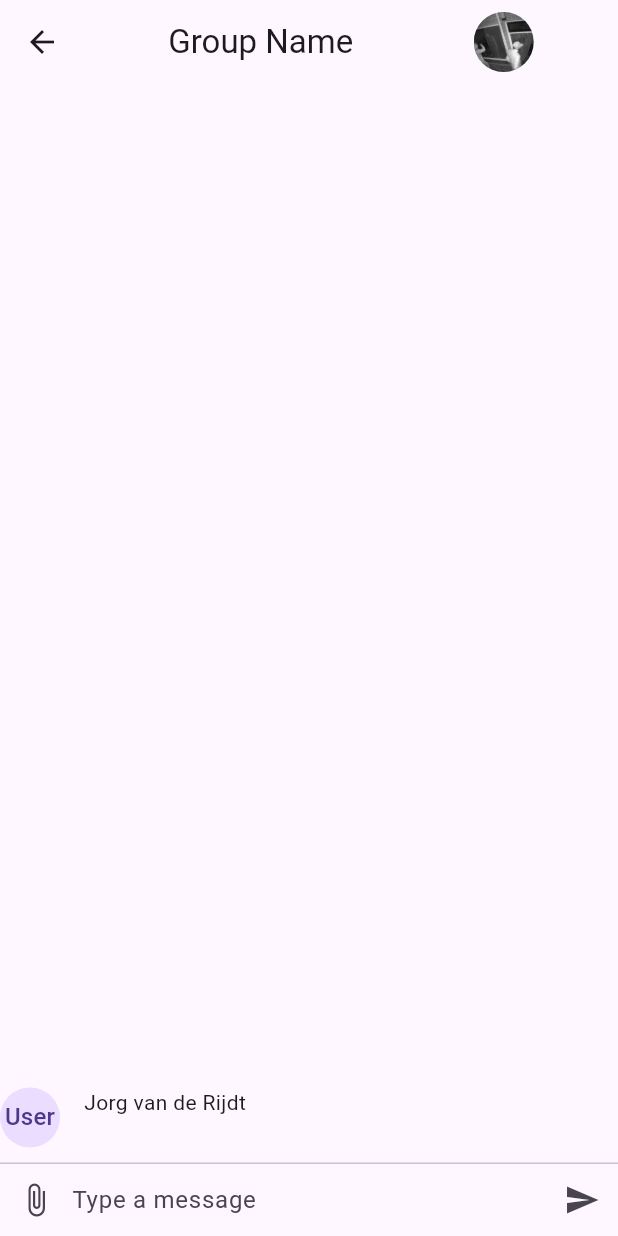
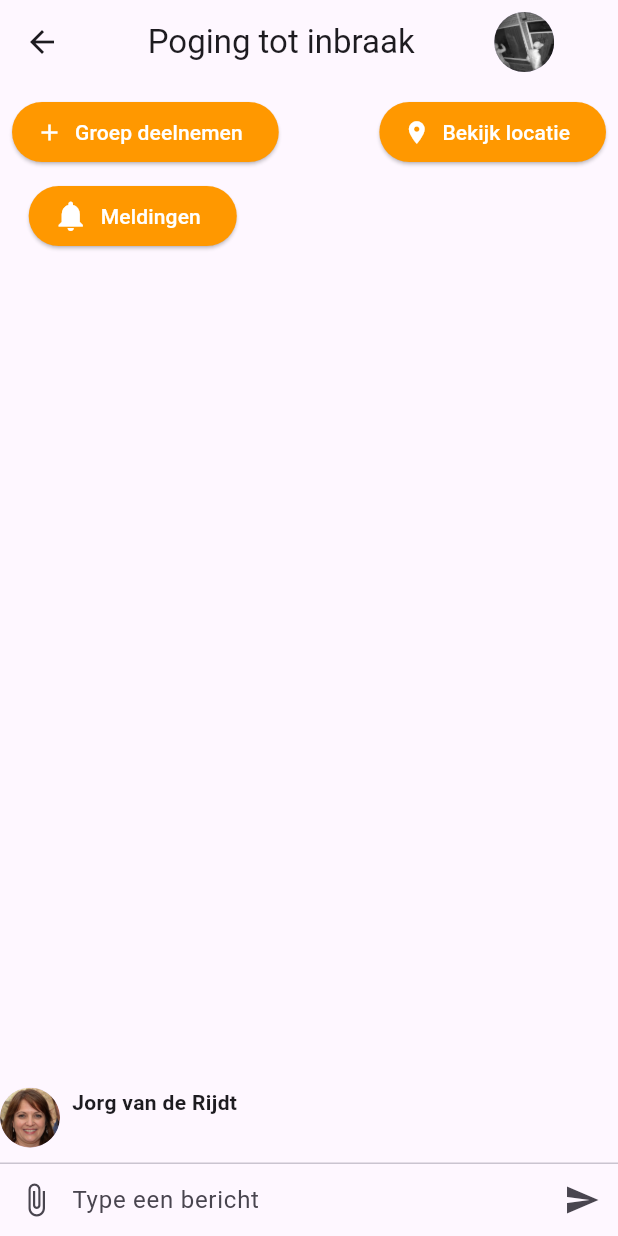
Before and after one commit to brentvanmalsen/safespot, a Flutter app: the NewPage screen opened directly, after a tap on the "send" icon, on a phone screen of 412 x 824 dp. Run offline on Flutter 3.47's test engine with Material 3 defaults, Android fonts, the phone set to English and light mode, and no system bars; our stand-ins replace image_picker.

Commit message:
overzicht gekoppeld aan chat pagina

```diff
--- a/lib/chat.dart
+++ b/lib/chat.dart
@@ -304,7 +304,7 @@ class _ProfilePageState extends State<ProfilePage> {
                 itemBuilder: (context, index) {
                   // Hier kun je de gegevens van de meldingen weergeven
                   return ListTile(
-                    title: Text('Melding ${index + 1}'),
+                    title: Text('Melding '),
                     subtitle:
                         Text('Dit is de omschrijving van melding ${index + 1}'),
                     // Voeg hier eventuele andere relevante informatie toe
@@ -359,7 +359,7 @@ class NewPage extends StatelessWidget {
         title: Row(
           mainAxisAlignment: MainAxisAlignment.spaceAround,
           children: [
-            Text('Group Name'), // Naam van de groep
+            Text('Poging tot inbraak'), // Naam van de groep
             CircleAvatar(
               // Afbeelding rechtsboven
               backgroundImage: AssetImage(
@@ -368,7 +368,81 @@ class NewPage extends StatelessWidget {
           ],
         ),
       ),
-      body: ChatScreen(),
+      body: Column(
+        children: [
+          Padding(
+            padding: const EdgeInsets.all(8.0),
+            child: Row(
+              mainAxisAlignment: MainAxisAlignment.spaceBetween,
+              children: [
+                ElevatedButton.icon(
+                  onPressed: () {
+                    // Actie voor deelnemen aan groep
+                  },
+                  icon: Icon(
+                    Icons.add,
+                    color: Colors.white, // Kleur van het pictogram
+                    size: 18, // Grootte van het pictogram
+                  ),
+                  label: Text(
+                    'Groep deelnemen',
+                    style: TextStyle(color: Colors.white), // Kleur van de tekst
+                  ),
+                  style: ButtonStyle(
+                    backgroundColor: MaterialStateProperty.all<Color>(
+                      Colors.orange,
+                    ),
+                  ),
+                ),
+                ElevatedButton.icon(
+                  onPressed: () {
+                    // Actie voor de derde knop
+                  },
+                  icon: Icon(
+                    Icons.location_on,
+                    color: Colors.white, // Kleur van het pictogram
+                    size: 18, // Grootte van het pictogram
+                  ),
+                  label: Text(
+                    'Bekijk locatie',
+                    style: TextStyle(color: Colors.white), // Kleur van de tekst
+                  ),
+                  style: ButtonStyle(
+                    backgroundColor: MaterialStateProperty.all<Color>(
+                      Colors.orange,
+                    ),
+                  ),
+                ),
+              ],
+            ),
+          ),
+          Padding(
+            padding: const EdgeInsets.only(right: 235.0),
+            child: ElevatedButton.icon(
+              onPressed: () {
+                // Actie voor meldingen aan/uit zetten
+              },
+              icon: Icon(
+                Icons.notifications,
+                color: Colors.white, // Kleur van het pictogram
+                size: 24, // Grootte van het pictogram
+              ),
+              label: Text(
+                'Meldingen',
+                style: TextStyle(color: Colors.white), // Kleur van de tekst
+              ),
+              style: ButtonStyle(
+                backgroundColor: MaterialStateProperty.all<Color>(
+                  Colors.orange,
+                ),
+              ),
+            ),
+          ),
+          Expanded(
+            child: ChatScreen(),
+          ),
+        ],
+      ),
     );
   }
 }
@@ -392,6 +466,8 @@ class _ChatScreenState extends State<ChatScreen> {
         ChatMessage(
           text: text,
           image: _imageFile,
+          profileImage:
+              'assets/images/persoon1.png', // Voeg hier de URL van de profielfoto toe
         ),
       );
       _imageFile =
@@ -440,7 +516,7 @@ class _ChatScreenState extends State<ChatScreen> {
                       controller: _controller,
                       onSubmitted: _handleSubmit,
                       decoration: InputDecoration.collapsed(
-                        hintText: 'Type a message',
+                        hintText: 'Type een bericht',
                       ),
                     ),
                   ),
@@ -464,8 +540,11 @@ class _ChatScreenState extends State<ChatScreen> {
 class ChatMessage extends StatelessWidget {
   final String text;
   final File? image;
+  final String
+      profileImage; // Toegevoegd om de URL van de profielfoto op te nemen
 
-  const ChatMessage({required this.text, this.image});
+  const ChatMessage(
+      {required this.text, this.image, required this.profileImage});
 
   @override
   Widget build(BuildContext context) {
@@ -474,19 +553,20 @@ class ChatMessage extends StatelessWidget {
       child: Row(
         crossAxisAlignment: CrossAxisAlignment.start,
         children: [
-          Container(
-            margin: const EdgeInsets.only(right: 16.0),
-            child: CircleAvatar(
-              child: Text(
-                  'User'), // Vervang dit door de initialen of afbeelding van de gebruiker
-            ),
+          CircleAvatar(
+            backgroundImage:
+                AssetImage(profileImage), // Profielfoto van de gebruiker
           ),
+          const SizedBox(
+              width: 8.0), // Ruimte tussen de profielfoto en de tekst
           Expanded(
             child: Column(
               crossAxisAlignment: CrossAxisAlignment.start,
               children: [
                 Text(
-                    'Jorg van de Rijdt'), // Vervang dit door de naam van de gebruiker
+                  'Jorg van de Rijdt', // Vervang dit door de naam van de gebruiker
+                  style: TextStyle(fontWeight: FontWeight.bold),
+                ),
                 if (text
                     .isNotEmpty) // Alleen tekst weergeven als het niet leeg is
                   Container(
```
Also changed, not shown: lib/overzicht.dart (+45 -2 lines).
